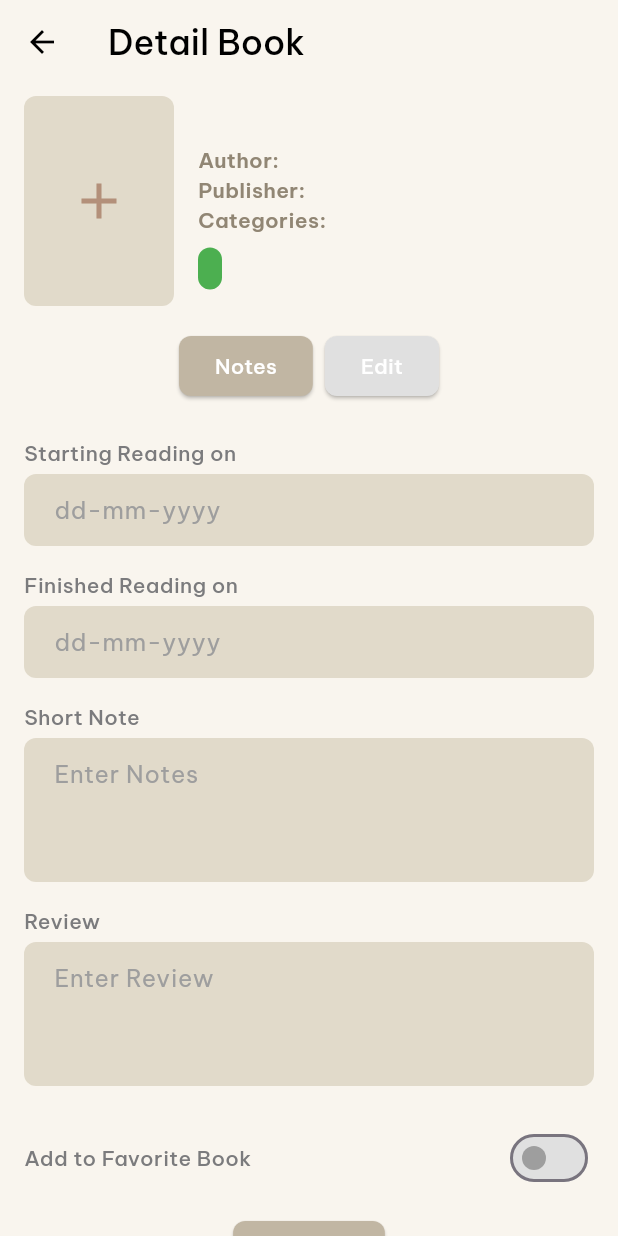
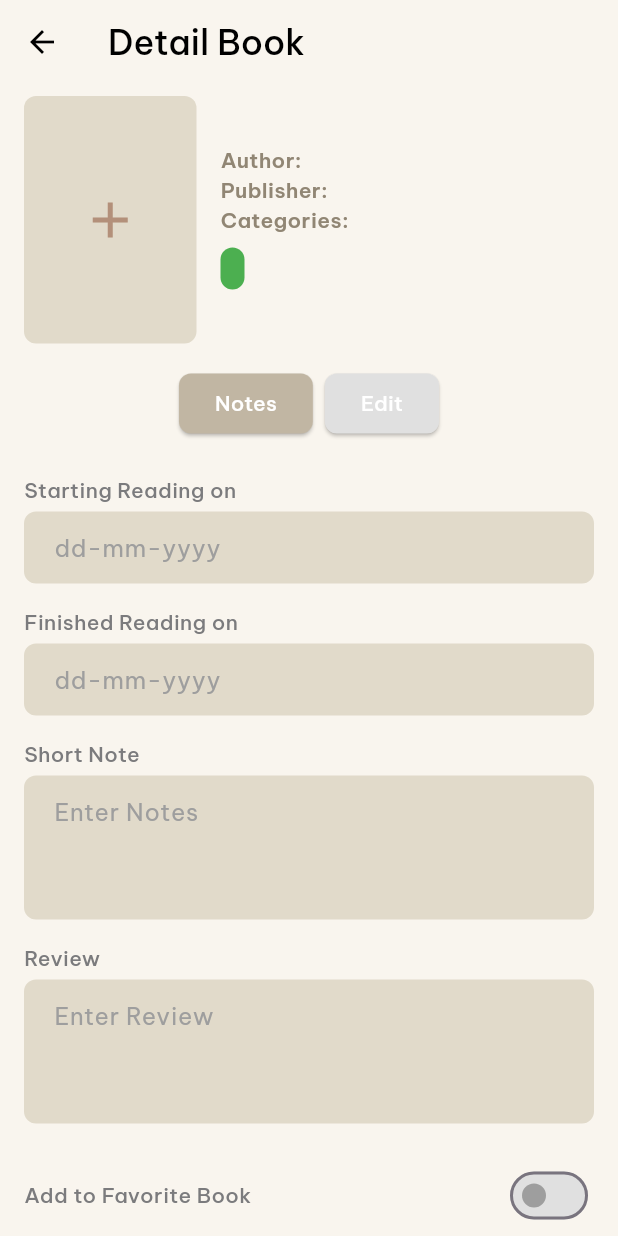
Before and after one commit to AnnisaFadila069/FP-TeknologiBerkembang, a Flutter app: the BookDetailPage screen opened directly with empty values, on a phone screen of 412 x 824 dp. Run offline on Flutter 3.47's test engine with Material 3 defaults, Android fonts, the light colour scheme and no system bars; our stand-ins replace cloud_firestore, firebase_auth, firebase_core, google_fonts, shared_preferences; accounts and stored records are empty.

Commit message:
Update detail_edit.dart

```diff
--- a/lib/detail_edit.dart
+++ b/lib/detail_edit.dart
@@ -369,8 +369,8 @@ class _BookDetailPageState extends State<BookDetailPage> {
                           onTap:
                               _selectImage, // Panggil fungsi pemilihan gambar
                           child: Container(
-                            width: 100,
-                            height: 140,
+                            width: 115,
+                            height: 165,
                             decoration: BoxDecoration(
                               color: const Color(0xFFE1DACA),
                               borderRadius: BorderRadius.circular(8),
```
